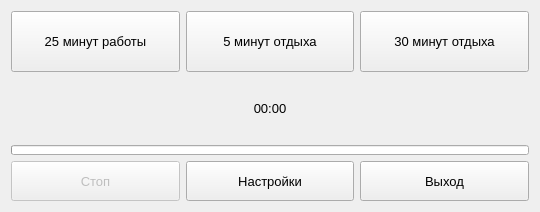
hydra13/PomodoroApp, file pomodoroapp.ui: the form before one commit.
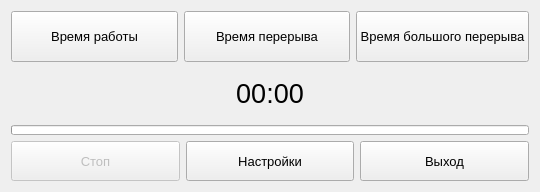
The form after the commit. Icons and pictures are not drawn.

Commit message: Add icons and sound to resources file

The edit to the form file:
```diff
--- a/pomodoroapp.ui
+++ b/pomodoroapp.ui
@@ -7,7 +7,7 @@
     <x>0</x>
     <y>0</y>
     <width>540</width>
-    <height>212</height>
+    <height>192</height>
    </rect>
   </property>
   <property name="windowTitle">
@@ -36,7 +36,17 @@
         </font>
        </property>
        <property name="text">
-        <string>25 минут работы</string>
+        <string>Время работы</string>
+       </property>
+       <property name="icon">
+        <iconset resource="resources.qrc">
+         <normaloff>:/pictures/pictures/application.png</normaloff>:/pictures/pictures/application.png</iconset>
+       </property>
+       <property name="iconSize">
+        <size>
+         <width>30</width>
+         <height>30</height>
+        </size>
        </property>
       </widget>
      </item>
@@ -60,7 +70,17 @@
         </font>
        </property>
        <property name="text">
-        <string>5 минут отдыха</string>
+        <string>Время перерыва</string>
+       </property>
+       <property name="icon">
+        <iconset resource="resources.qrc">
+         <normaloff>:/pictures/pictures/Thumb-up.png</normaloff>:/pictures/pictures/Thumb-up.png</iconset>
+       </property>
+       <property name="iconSize">
+        <size>
+         <width>30</width>
+         <height>30</height>
+        </size>
        </property>
       </widget>
      </item>
@@ -84,7 +104,17 @@
         </font>
        </property>
        <property name="text">
-        <string>30 минут отдыха</string>
+        <string>Время большого перерыва</string>
+       </property>
+       <property name="icon">
+        <iconset resource="resources.qrc">
+         <normaloff>:/pictures/pictures/Sport-bowling.png</normaloff>:/pictures/pictures/Sport-bowling.png</iconset>
+       </property>
+       <property name="iconSize">
+        <size>
+         <width>30</width>
+         <height>30</height>
+        </size>
        </property>
       </widget>
      </item>
@@ -100,7 +130,7 @@
      </property>
      <property name="font">
       <font>
-       <pointsize>10</pointsize>
+       <pointsize>20</pointsize>
       </font>
      </property>
      <property name="text">
@@ -151,6 +181,16 @@
        <property name="text">
         <string>Стоп</string>
        </property>
+       <property name="icon">
+        <iconset resource="resources.qrc">
+         <normaloff>:/pictures/pictures/stop-red.png</normaloff>:/pictures/pictures/stop-red.png</iconset>
+       </property>
+       <property name="iconSize">
+        <size>
+         <width>30</width>
+         <height>30</height>
+        </size>
+       </property>
       </widget>
      </item>
      <item>
@@ -169,6 +209,16 @@
        <property name="text">
         <string>Настройки</string>
        </property>
+       <property name="icon">
+        <iconset resource="resources.qrc">
+         <normaloff>:/pictures/pictures/setting.png</normaloff>:/pictures/pictures/setting.png</iconset>
+       </property>
+       <property name="iconSize">
+        <size>
+         <width>30</width>
+         <height>30</height>
+        </size>
+       </property>
       </widget>
      </item>
      <item>
@@ -187,6 +237,16 @@
        <property name="text">
         <string>Выход</string>
        </property>
+       <property name="icon">
+        <iconset resource="resources.qrc">
+         <normaloff>:/pictures/pictures/logout.png</normaloff>:/pictures/pictures/logout.png</iconset>
+       </property>
+       <property name="iconSize">
+        <size>
+         <width>30</width>
+         <height>30</height>
+        </size>
+       </property>
       </widget>
      </item>
     </layout>
```
Left out of the diff: 8 changed lines with no effect on the pictures. The commit also changes 20 other files.
